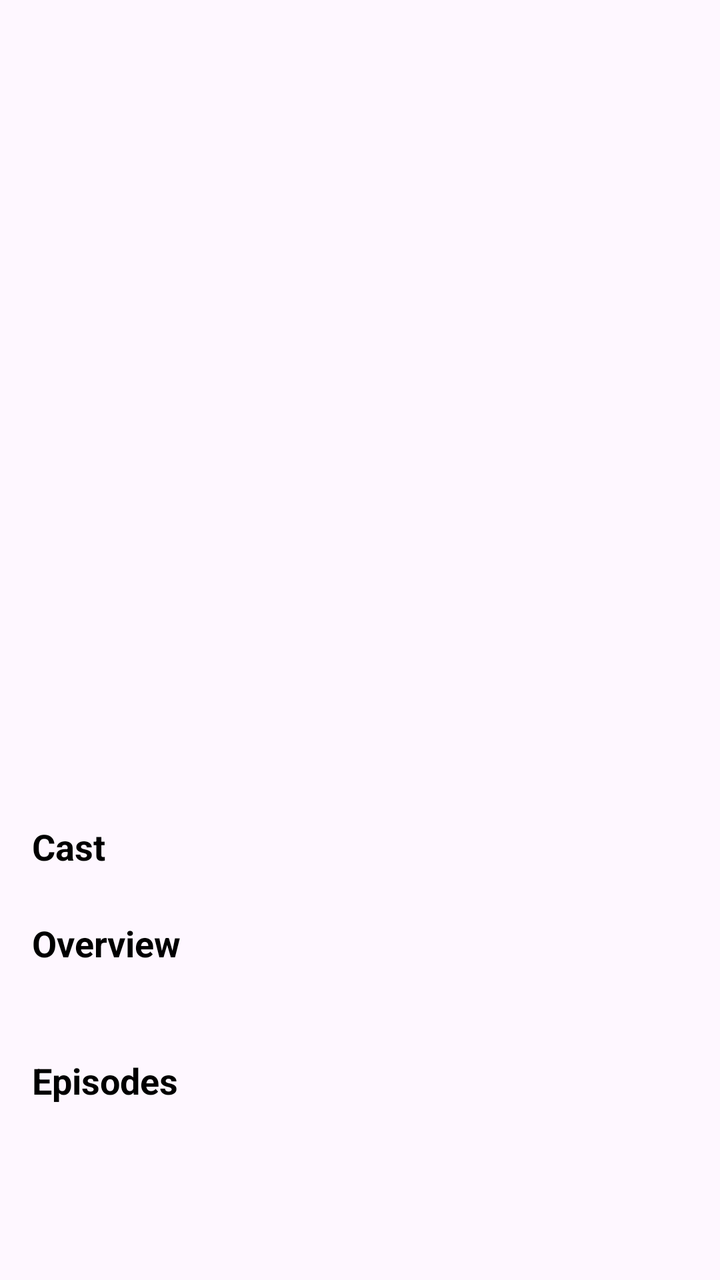
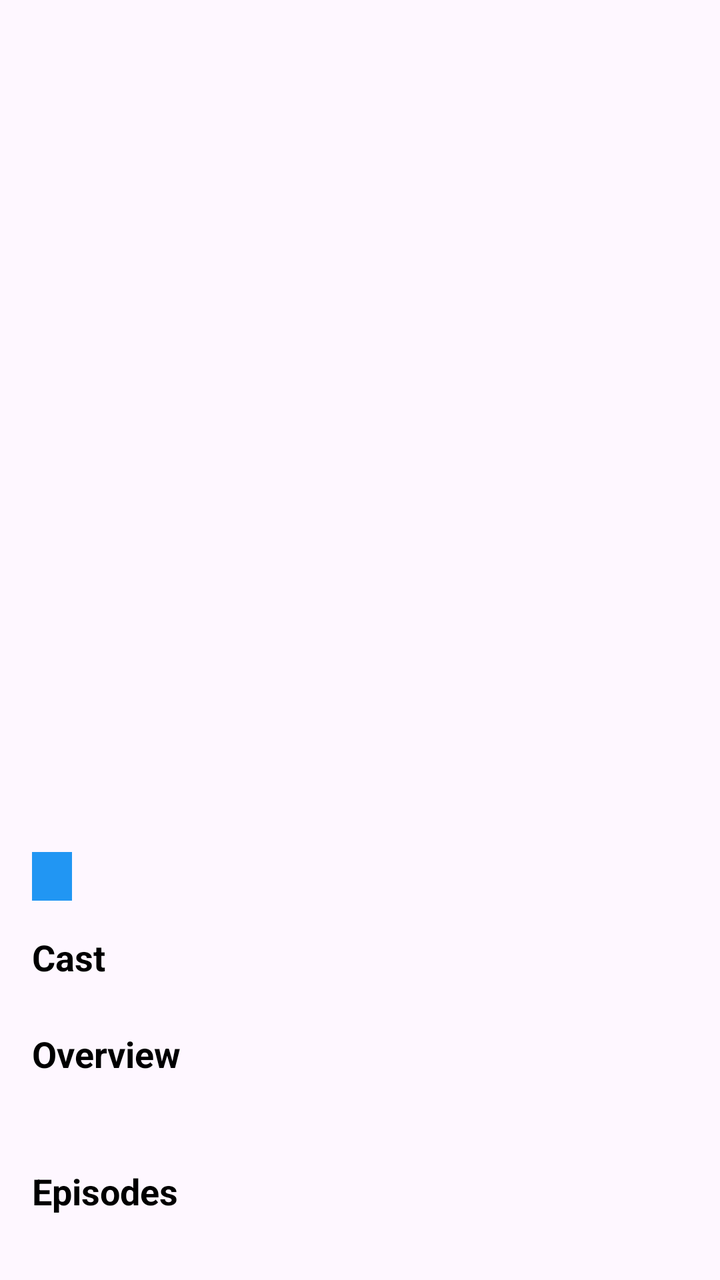

Before-and-after screenshots of an Android layout around one commit, followed by the original layout XML and the change that was made.
<!-- AndroidManifest.xml: application theme Theme.TVShowExplorer -->
<!-- res/layout/activity_detail.xml -->
<?xml version="1.0" encoding="utf-8"?>
<ScrollView xmlns:android="http://schemas.android.com/apk/res/android"
    android:layout_width="match_parent"
    android:layout_height="match_parent"
    android:fillViewport="true">

    <LinearLayout
        android:layout_width="match_parent"
        android:layout_height="wrap_content"
        android:orientation="vertical">

        <ImageView
            android:id="@+id/imgDetailPoster"
            android:layout_width="match_parent"
            android:layout_height="320.dp"
            android:scaleType="centerCrop" />

        <LinearLayout
            android:layout_width="match_parent"
            android:layout_height="wrap_content"
            android:orientation="vertical"
            android:padding="16.dp">

            <TextView
                android:id="@+id/txtDetailTitle"
                android:layout_width="match_parent"
                android:layout_height="wrap_content"
                android:textColor="@android:color/black"
                android:textSize="22sp"
                android:textStyle="bold" />

            <TextView
                android:id="@+id/txtDetailRating"
                android:layout_width="match_parent"
                android:layout_height="wrap_content"
                android:layout_marginTop="8.dp"
                android:textColor="@android:color/holo_orange_dark"
                android:textSize="16sp"
                android:textStyle="bold" />

            
            <TextView
                android:layout_width="match_parent"
                android:layout_height="wrap_content"
                android:layout_marginTop="16.dp"
                android:text="Cast"
                android:textColor="@android:color/black"
                android:textSize="18sp"
                android:textStyle="bold" />

            <androidx.recyclerview.widget.RecyclerView
                android:id="@+id/recyclerCast"
                android:layout_width="match_parent"
                android:layout_height="wrap_content"
                android:layout_marginTop="8.dp"
                android:nestedScrollingEnabled="false"
                android:orientation="horizontal" />

            
            <TextView
                android:layout_width="match_parent"
                android:layout_height="wrap_content"
                android:layout_marginTop="16.dp"
                android:text="Overview"
                android:textColor="@android:color/black"
                android:textSize="18sp"
                android:textStyle="bold" />

            <TextView
                android:id="@+id/txtDetailSummary"
                android:layout_width="match_parent"
                android:layout_height="wrap_content"
                android:layout_marginTop="8.dp"
                android:lineSpacingExtra="4.dp"
                android:textColor="@android:color/darker_gray"
                android:textSize="15sp" />
            
            <TextView
                android:layout_width="match_parent"
                android:layout_height="wrap_content"
                android:layout_marginTop="16.dp"
                android:text="Episodes"
                android:textColor="@android:color/black"
                android:textSize="18sp"
                android:textStyle="bold" />

            <androidx.recyclerview.widget.RecyclerView
                android:id="@+id/recyclerEpisodes"
                android:layout_width="match_parent"
                android:layout_height="wrap_content"
                android:layout_marginTop="8.dp"
                android:nestedScrollingEnabled="false" />

        </LinearLayout>
    </LinearLayout>
</ScrollView>
<!-- resources referenced by this layout -->
<resources>
  <style name="Theme.TVShowExplorer" parent="Base.Theme.TVShowExplorer" />
  <style name="Base.Theme.TVShowExplorer" parent="Theme.Material3.DayNight.NoActionBar">
          
          
      </style>
</resources>

<!-- the commit's change to res/layout/activity_detail.xml (unified diff, before → after) -->
@@ -38,6 +38,27 @@
                 android:textSize="16sp"
                 android:textStyle="bold" />
 
+            
+            <TextView
+                android:id="@+id/txtDetailGenres"
+                android:layout_width="match_parent"
+                android:layout_height="wrap_content"
+                android:layout_marginTop="6.dp"
+                android:textColor="@android:color/darker_gray"
+                android:textSize="14sp"
+                android:textStyle="italic" />
+
+            <TextView
+                android:id="@+id/txtDetailStatus"
+                android:layout_width="wrap_content"
+                android:layout_height="wrap_content"
+                android:layout_marginTop="6.dp"
+                android:background="#2196F3"
+                android:paddingHorizontal="10.dp"
+                android:paddingVertical="4.dp"
+                android:textColor="@android:color/white"
+                android:textSize="12sp"
+                android:textStyle="bold" />
             
             <TextView
                 android:layout_width="match_parent"
